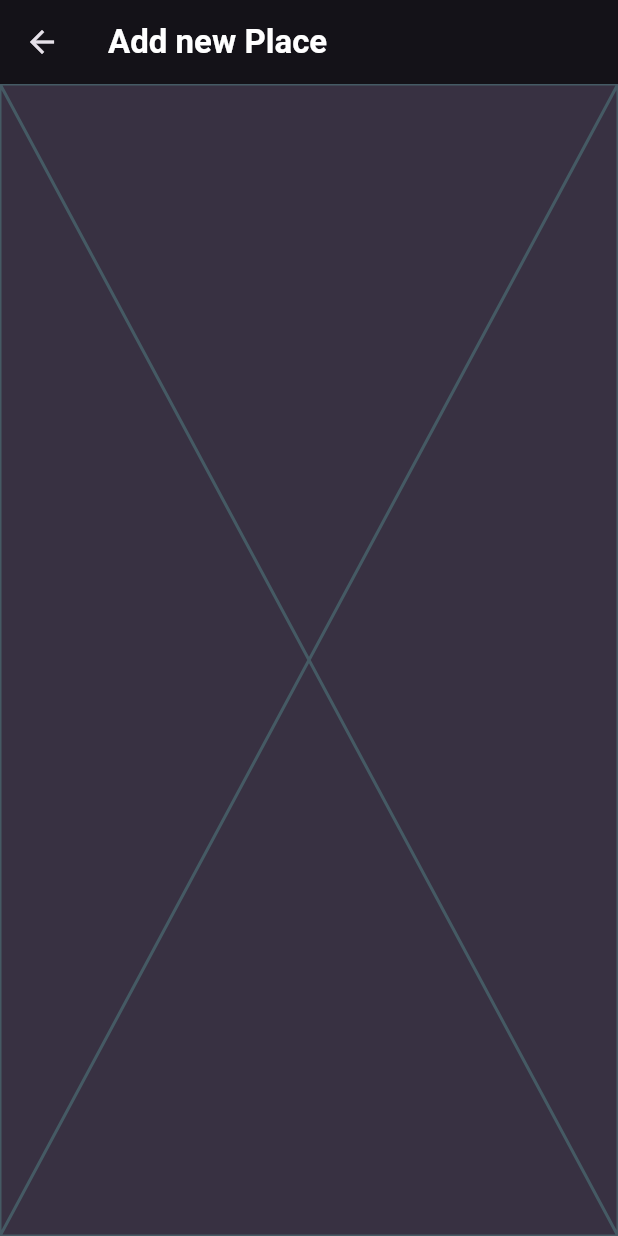
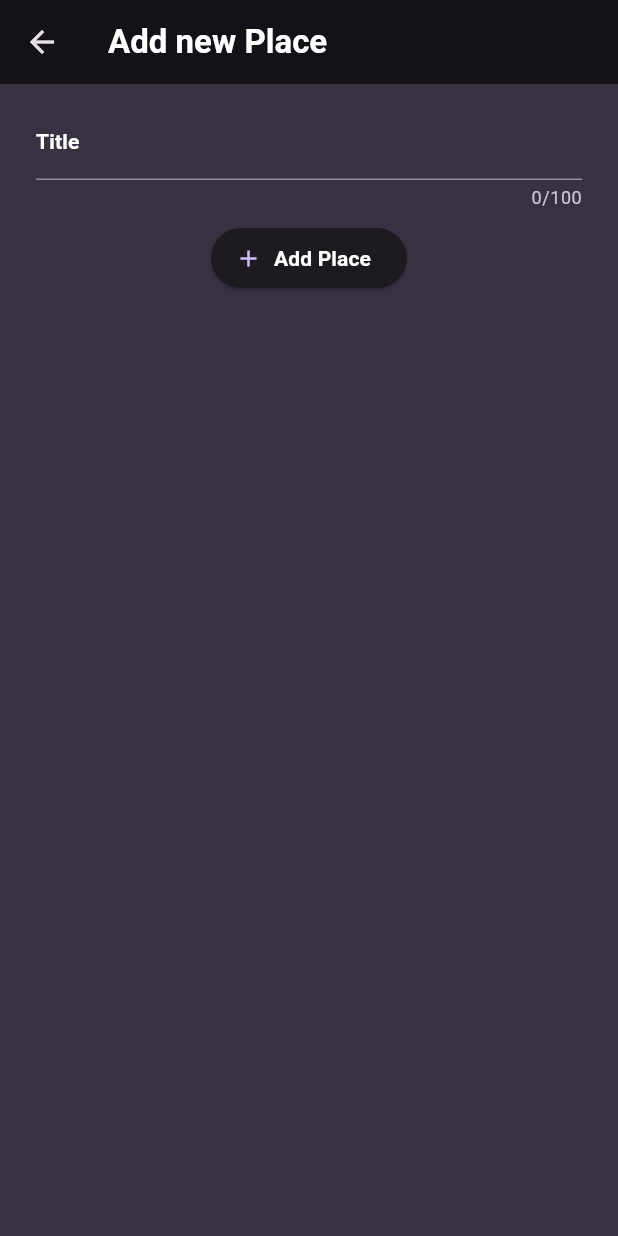
Before and after one commit to cocahonka/flutter-training-favorite-places, a Flutter app: the NewPlaceScreen screen opened directly, on a phone screen of 412 x 824 dp. Run offline on Flutter 3.47's test engine with Material 3 defaults, Android fonts, the phone set to English and light mode, and no system bars; our stand-ins replace google_fonts.

Commit message:
made up form for new place

```diff
--- a/lib/screens/new_place_screen.dart
+++ b/lib/screens/new_place_screen.dart
@@ -1,18 +1,58 @@
+import 'package:favorite_places/scopes/places_scope.dart';
+import 'package:favorite_places/widgets/places/place_title_field.dart';
 import 'package:flutter/material.dart';
 
-class NewPlaceScreen extends StatelessWidget {
+class NewPlaceScreen extends StatefulWidget {
   const NewPlaceScreen({super.key});
+
+  @override
+  State<NewPlaceScreen> createState() => _NewPlaceScreenState();
+}
+
+class _NewPlaceScreenState extends State<NewPlaceScreen> {
+  final _formKey = GlobalKey<FormState>();
+  late String _enteredTitle;
+
+  void _saveForm() {
+    final formState = _formKey.currentState!;
+    if (formState.validate()) {
+      formState.save();
+
+      PlacesScope.of(context, listen: false).addPlace(title: _enteredTitle);
+      Navigator.of(context).pop();
+    }
+  }
 
   @override
   Widget build(BuildContext context) {
     return Scaffold(
-      appBar: AppBar(
-        title: Text(
-          'Add new Place',
-          style: Theme.of(context).textTheme.titleLarge,
+        appBar: AppBar(
+          title: Text(
+            'Add new Place',
+            style: Theme.of(context).textTheme.titleLarge,
+          ),
         ),
-      ),
-      body: const Placeholder(),
-    );
+        body: Form(
+          key: _formKey,
+          child: Padding(
+            padding: const EdgeInsets.symmetric(vertical: 12, horizontal: 24),
+            child: Column(
+              children: [
+                PlaceTitleField(onSaved: (value) => _enteredTitle = value!),
+                Padding(
+                  padding: const EdgeInsets.only(top: 8),
+                  child: ElevatedButton.icon(
+                    onPressed: _saveForm,
+                    icon: const Icon(Icons.add),
+                    label: Text(
+                      'Add Place',
+                      style: Theme.of(context).textTheme.titleSmall,
+                    ),
+                  ),
+                ),
+              ],
+            ),
+          ),
+        ));
   }
 }
--- /dev/null
+++ b/lib/widgets/places/place_title_field.dart
@@ -0,0 +1,32 @@
+import 'package:flutter/material.dart';
+
+class PlaceTitleField extends StatelessWidget {
+  const PlaceTitleField({required this.onSaved, super.key});
+
+  final ValueSetter<String?> onSaved;
+
+  @override
+  Widget build(BuildContext context) {
+    return TextFormField(
+      maxLength: 100,
+      keyboardType: TextInputType.text,
+      style: Theme.of(context).textTheme.titleSmall,
+      decoration: InputDecoration(
+        label: Text(
+          'Title',
+          style: Theme.of(context).textTheme.titleSmall,
+        ),
+      ),
+      validator: (value) {
+        final trimmedValue = value?.trim();
+
+        if (trimmedValue == null || trimmedValue.length <= 1) {
+          return 'Title must be more than one character';
+        }
+
+        return null;
+      },
+      onSaved: onSaved,
+    );
+  }
+}
```
